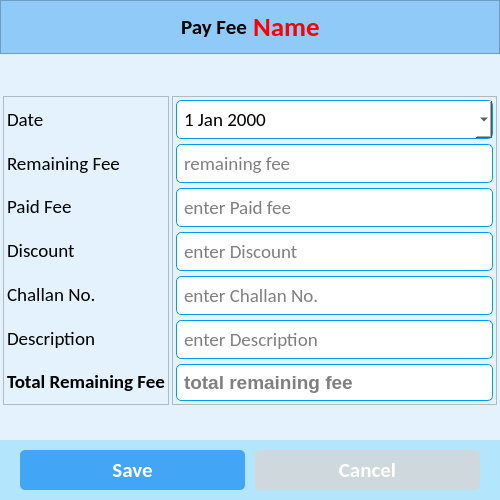
This is ui/pay_fee.ui in CodeWithEhtisham/School-Software as Qt 5 draws it before an edit. The edited form follows.
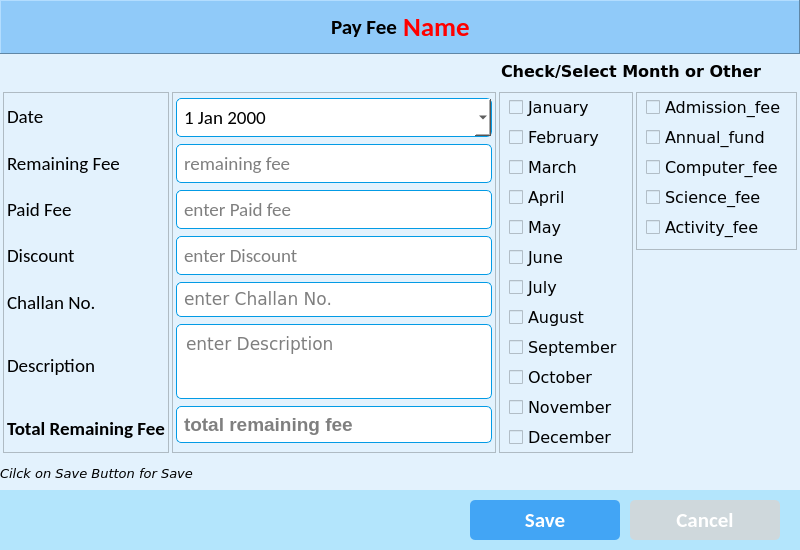
This is the edited form. Icons and pictures are not drawn.

Commit message: New brach created and added Pay fee changings

The edit to the form file:
```diff
--- a/ui/pay_fee.ui
+++ b/ui/pay_fee.ui
@@ -6,14 +6,14 @@
    <rect>
     <x>0</x>
     <y>0</y>
-    <width>500</width>
-    <height>500</height>
+    <width>800</width>
+    <height>550</height>
    </rect>
   </property>
   <property name="minimumSize">
    <size>
-    <width>500</width>
-    <height>500</height>
+    <width>800</width>
+    <height>550</height>
    </size>
   </property>
   <property name="windowTitle">
@@ -58,26 +58,13 @@
 	color: #fff;
 }
 
-QLineEdit {
+QLineEdit, QTextEdit, QDateEdit, QComboBox {
 	background-color: #fff;
 	border-radius: 5px;
 	border: 1px solid #039be5;
 	padding: 5px 5px;
 }
-
-QDateEdit {
-	background-color: #fff;
-	border-radius: 5px;
-	border: 1px solid #039be5;
-	padding: 5px 5px;
-}
-
-QComboBox {
-	background-color: #fff;
-	border-radius: 5px;
-	border: 1px solid #039be5;
-	padding: 5px 5px;
-}</string>
+</string>
    </property>
    <layout class="QVBoxLayout" name="verticalLayout_3">
     <property name="spacing">
@@ -98,7 +85,7 @@
     <item alignment="Qt::AlignTop">
      <widget class="QFrame" name="header_frame">
       <property name="frameShape">
-       <enum>QFrame::StyledPanel</enum>
+       <enum>QFrame::Panel</enum>
       </property>
       <property name="frameShadow">
        <enum>QFrame::Raised</enum>
@@ -143,6 +130,21 @@
       </layout>
      </widget>
     </item>
+    <item alignment="Qt::AlignRight">
+     <widget class="QLabel" name="label_4">
+      <property name="font">
+       <font>
+        <family>Verdana</family>
+        <pointsize>12</pointsize>
+        <weight>75</weight>
+        <bold>true</bold>
+       </font>
+      </property>
+      <property name="text">
+       <string>Check/Select Month or Other       </string>
+      </property>
+     </widget>
+    </item>
     <item>
      <widget class="QWidget" name="widget_3" native="true">
       <property name="sizePolicy">
@@ -258,6 +260,12 @@
           </item>
           <item>
            <widget class="QLabel" name="label_2">
+            <property name="minimumSize">
+             <size>
+              <width>0</width>
+              <height>75</height>
+             </size>
+            </property>
             <property name="font">
              <font>
               <family>Calibri</family>
@@ -370,8 +378,8 @@
            <widget class="QLineEdit" name="txt_challan_no">
             <property name="font">
              <font>
-              <family>Calibri</family>
-              <pointsize>14</pointsize>
+              <family>Verdana</family>
+              <pointsize>13</pointsize>
              </font>
             </property>
             <property name="placeholderText">
@@ -380,11 +388,29 @@
            </widget>
           </item>
           <item>
-           <widget class="QLineEdit" name="txt_description">
+           <widget class="QTextEdit" name="txt_description">
+            <property name="sizePolicy">
+             <sizepolicy hsizetype="Preferred" vsizetype="Preferred">
+              <horstretch>0</horstretch>
+              <verstretch>0</verstretch>
+             </sizepolicy>
+            </property>
+            <property name="minimumSize">
+             <size>
+              <width>0</width>
+              <height>75</height>
+             </size>
+            </property>
+            <property name="maximumSize">
+             <size>
+              <width>16777215</width>
+              <height>75</height>
+             </size>
+            </property>
             <property name="font">
              <font>
-              <family>Calibri</family>
-              <pointsize>14</pointsize>
+              <family>Verdana</family>
+              <pointsize>13</pointsize>
              </font>
             </property>
             <property name="placeholderText">
@@ -412,9 +438,283 @@
          </layout>
         </widget>
        </item>
+       <item alignment="Qt::AlignTop">
+        <widget class="QFrame" name="frame">
+         <property name="frameShape">
+          <enum>QFrame::StyledPanel</enum>
+         </property>
+         <property name="frameShadow">
+          <enum>QFrame::Raised</enum>
+         </property>
+         <layout class="QVBoxLayout" name="verticalLayout_4">
+          <property name="spacing">
+           <number>5</number>
+          </property>
+          <property name="topMargin">
+           <number>2</number>
+          </property>
+          <property name="bottomMargin">
+           <number>2</number>
+          </property>
+          <item>
+           <widget class="QCheckBox" name="jan_cb">
+            <property name="font">
+             <font>
+              <family>Verdana</family>
+              <pointsize>12</pointsize>
+             </font>
+            </property>
+            <property name="text">
+             <string>January</string>
+            </property>
+           </widget>
+          </item>
+          <item>
+           <widget class="QCheckBox" name="feb_cb">
+            <property name="font">
+             <font>
+              <family>Verdana</family>
+              <pointsize>12</pointsize>
+             </font>
+            </property>
+            <property name="text">
+             <string>February</string>
+            </property>
+           </widget>
+          </item>
+          <item>
+           <widget class="QCheckBox" name="march_cb">
+            <property name="font">
+             <font>
+              <family>Verdana</family>
+              <pointsize>12</pointsize>
+             </font>
+            </property>
+            <property name="text">
+             <string>March</string>
+            </property>
+           </widget>
+          </item>
+          <item>
+           <widget class="QCheckBox" name="april_cb">
+            <property name="font">
+             <font>
+              <family>Verdana</family>
+              <pointsize>12</pointsize>
+             </font>
+            </property>
+            <property name="text">
+             <string>April</string>
+            </property>
+           </widget>
+          </item>
+          <item>
+           <widget class="QCheckBox" name="may_cb">
+            <property name="font">
+             <font>
+              <family>Verdana</family>
+              <pointsize>12</pointsize>
+             </font>
+            </property>
+            <property name="text">
+             <string>May</string>
+            </property>
+           </widget>
+          </item>
+          <item>
+           <widget class="QCheckBox" name="june_cb">
+            <property name="font">
+             <font>
+              <family>Verdana</family>
+              <pointsize>12</pointsize>
+             </font>
+            </property>
+            <property name="text">
+             <string>June</string>
+            </property>
+           </widget>
+          </item>
+          <item>
+           <widget class="QCheckBox" name="july_cb">
+            <property name="font">
+             <font>
+              <family>Verdana</family>
+              <pointsize>12</pointsize>
+             </font>
+            </property>
+            <property name="text">
+             <string>July</string>
+            </property>
+           </widget>
+          </item>
+          <item>
+           <widget class="QCheckBox" name="aug_cb">
+            <property name="font">
+             <font>
+              <family>Verdana</family>
+              <pointsize>12</pointsize>
+             </font>
+            </property>
+            <property name="text">
+             <string>August</string>
+            </property>
+           </widget>
+          </item>
+          <item>
+           <widget class="QCheckBox" name="sep_cb">
+            <property name="font">
+             <font>
+              <family>Verdana</family>
+              <pointsize>12</pointsize>
+             </font>
+            </property>
+            <property name="text">
+             <string>September</string>
+            </property>
+           </widget>
+          </item>
+          <item>
+           <widget class="QCheckBox" name="oct_cb">
+            <property name="font">
+             <font>
+              <family>Verdana</family>
+              <pointsize>12</pointsize>
+             </font>
+            </property>
+            <property name="text">
+             <string>October</string>
+            </property>
+           </widget>
+          </item>
+          <item>
+           <widget class="QCheckBox" name="nov_cb">
+            <property name="font">
+             <font>
+              <family>Verdana</family>
+              <pointsize>12</pointsize>
+             </font>
+            </property>
+            <property name="text">
+             <string>November</string>
+            </property>
+           </widget>
+          </item>
+          <item>
+           <widget class="QCheckBox" name="dec_cb">
+            <property name="font">
+             <font>
+              <family>Verdana</family>
+              <pointsize>12</pointsize>
+             </font>
+            </property>
+            <property name="text">
+             <string>December</string>
+            </property>
+           </widget>
+          </item>
+         </layout>
+        </widget>
+       </item>
+       <item alignment="Qt::AlignTop">
+        <widget class="QFrame" name="frame_2">
+         <property name="frameShape">
+          <enum>QFrame::StyledPanel</enum>
+         </property>
+         <property name="frameShadow">
+          <enum>QFrame::Raised</enum>
+         </property>
+         <layout class="QVBoxLayout" name="verticalLayout_5">
+          <property name="spacing">
+           <number>5</number>
+          </property>
+          <property name="topMargin">
+           <number>2</number>
+          </property>
+          <item>
+           <widget class="QCheckBox" name="adm_cb">
+            <property name="font">
+             <font>
+              <family>Verdana</family>
+              <pointsize>12</pointsize>
+             </font>
+            </property>
+            <property name="text">
+             <string>Admission_fee</string>
+            </property>
+           </widget>
+          </item>
+          <item>
+           <widget class="QCheckBox" name="annual_cb">
+            <property name="font">
+             <font>
+              <family>Verdana</family>
+              <pointsize>12</pointsize>
+             </font>
+            </property>
+            <property name="text">
+             <string>Annual_fund</string>
+            </property>
+           </widget>
+          </item>
+          <item>
+           <widget class="QCheckBox" name="comp_cb">
+            <property name="font">
+             <font>
+              <family>Verdana</family>
+              <pointsize>12</pointsize>
+             </font>
+            </property>
+            <property name="text">
+             <string>Computer_fee</string>
+            </property>
+           </widget>
+          </item>
+          <item>
+           <widget class="QCheckBox" name="sci_cb">
+            <property name="font">
+             <font>
+              <family>Verdana</family>
+              <pointsize>12</pointsize>
+             </font>
+            </property>
+            <property name="text">
+             <string>Science_fee</string>
+            </property>
+           </widget>
+          </item>
+          <item>
+           <widget class="QCheckBox" name="activity_cb">
+            <property name="font">
+             <font>
+              <family>Verdana</family>
+              <pointsize>12</pointsize>
+             </font>
+            </property>
+            <property name="text">
+             <string>Activity_fee</string>
+            </property>
+           </widget>
+          </item>
+         </layout>
+        </widget>
+       </item>
       </layout>
      </widget>
     </item>
+    <item>
+     <widget class="QLabel" name="label_5">
+      <property name="font">
+       <font>
+        <family>Verdana</family>
+        <pointsize>10</pointsize>
+        <italic>true</italic>
+       </font>
+      </property>
+      <property name="text">
+       <string>Cilck on Save Button for Save</string>
+      </property>
+     </widget>
+    </item>
     <item alignment="Qt::AlignBottom">
      <widget class="QWidget" name="bottom_widget" native="true">
       <layout class="QHBoxLayout" name="horizontalLayout_3">
@@ -433,11 +733,24 @@
        <property name="bottomMargin">
         <number>10</number>
        </property>
+       <item>
+        <spacer name="horizontalSpacer">
+         <property name="orientation">
+          <enum>Qt::Horizontal</enum>
+         </property>
+         <property name="sizeHint" stdset="0">
+          <size>
+           <width>40</width>
+           <height>20</height>
+          </size>
+         </property>
+        </spacer>
+       </item>
        <item>
         <widget class="QPushButton" name="btn_save">
          <property name="minimumSize">
           <size>
-           <width>0</width>
+           <width>150</width>
            <height>40</height>
           </size>
          </property>
@@ -468,7 +781,7 @@
         <widget class="QPushButton" name="btn_cancel">
          <property name="minimumSize">
           <size>
-           <width>0</width>
+           <width>150</width>
            <height>40</height>
           </size>
          </property>
```
Left out of the diff: 6 changed lines with no effect on the pictures. The commit also changes 2 other files.
